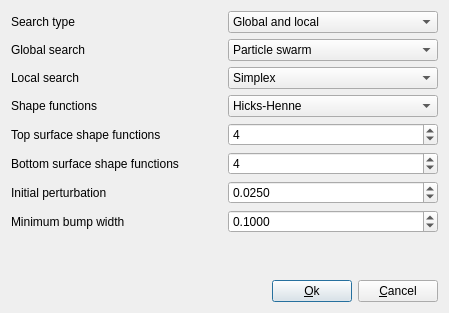
This is ui/optimizationsettings.ui in montagdude/Xoptfoil as Qt 5 draws it before an edit. The edited form follows.
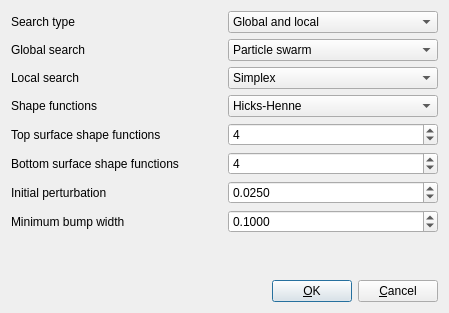
This is the edited form.

```diff
--- a/ui/optimizationsettings.ui
+++ b/ui/optimizationsettings.ui
@@ -214,7 +214,7 @@
      <item>
       <widget class="QPushButton" name="okButton">
        <property name="text">
-        <string>&amp;Ok</string>
+        <string>&amp;OK</string>
        </property>
       </widget>
      </item>
```
